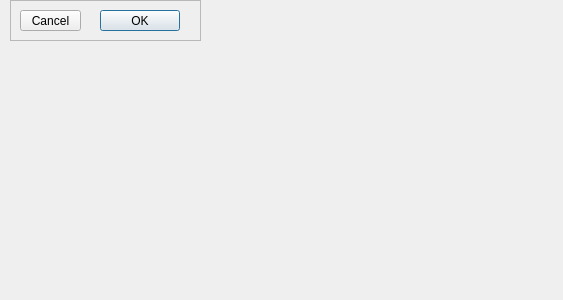
Above: stretchdialog.ui from nikkNizz/Drawish before the change. Below: the same form after it.
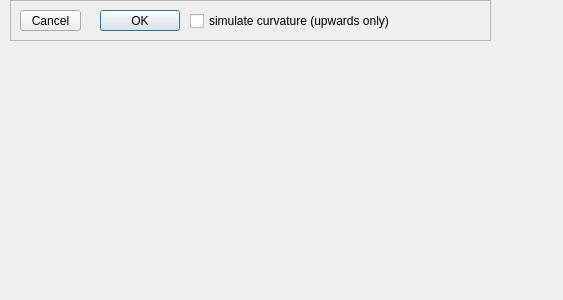
That is the form after the change.

```diff
--- a/stretchdialog.ui
+++ b/stretchdialog.ui
@@ -18,7 +18,7 @@
     <rect>
      <x>10</x>
      <y>0</y>
-     <width>191</width>
+     <width>481</width>
      <height>41</height>
     </rect>
    </property>
@@ -54,6 +54,19 @@
      <string>Cancel</string>
     </property>
    </widget>
+   <widget class="QCheckBox" name="checkBox">
+    <property name="geometry">
+     <rect>
+      <x>180</x>
+      <y>10</y>
+      <width>291</width>
+      <height>22</height>
+     </rect>
+    </property>
+    <property name="text">
+     <string>simulate curvature (upwards only)</string>
+    </property>
+   </widget>
   </widget>
  </widget>
  <resources/>
```
